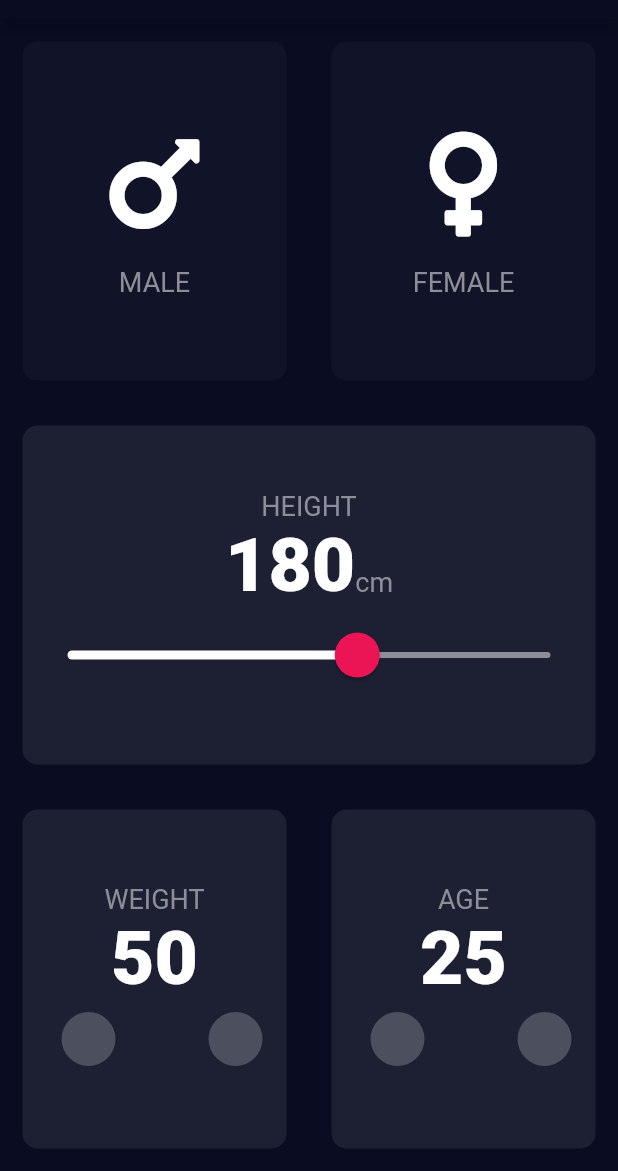
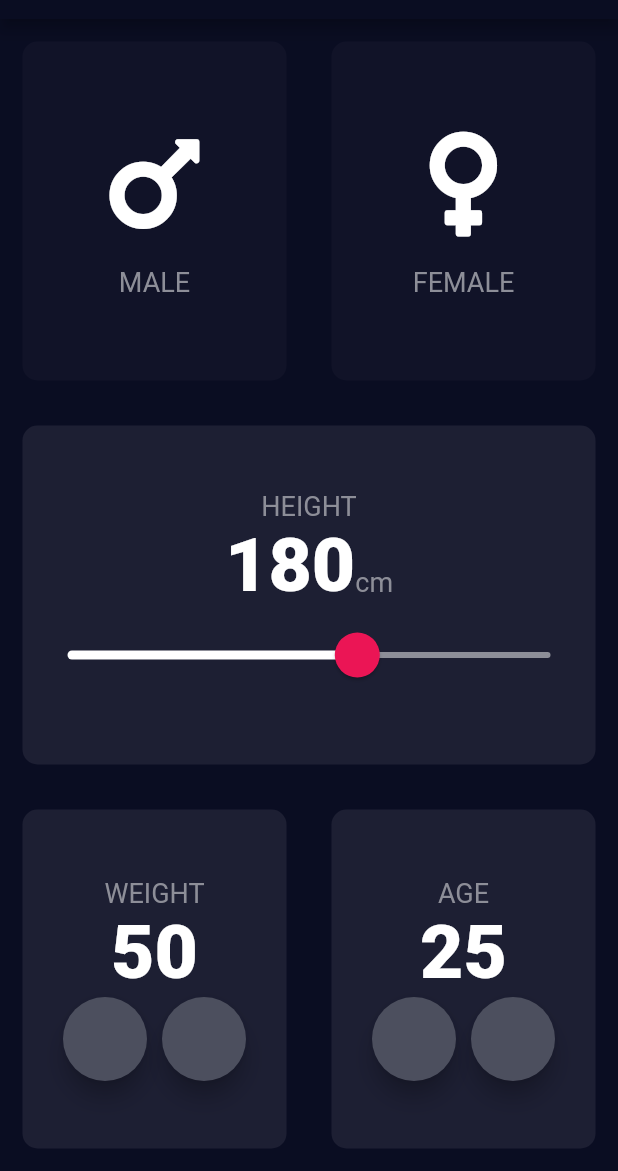
Before and after one commit to BrayanMamani/bmi_calculator, a Flutter app: the screen it shows after launch, on a phone screen of 412 x 824 dp, the part 65-1236 px from its top. Run offline on Flutter 3.47's test engine with Material 2 defaults, Android fonts, the phone set to English and light mode, and no system bars; our stand-ins replace font_awesome_flutter.

Commit message:
Update round icon button

```diff
--- a/lib/input_page.dart
+++ b/lib/input_page.dart
@@ -185,8 +185,14 @@ class RoundIconButton extends StatelessWidget {
   @override
   Widget build(BuildContext context) {
     return RawMaterialButton(
+      elevation: 6.0,
+      constraints: BoxConstraints.tightFor(
+        width: 56.0,
+        height: 56.0,
+      ),
       shape: CircleBorder(),
       fillColor: Color(0xFF4C4F5E),
+      onPressed: () {},
     );
   }
 }
```
